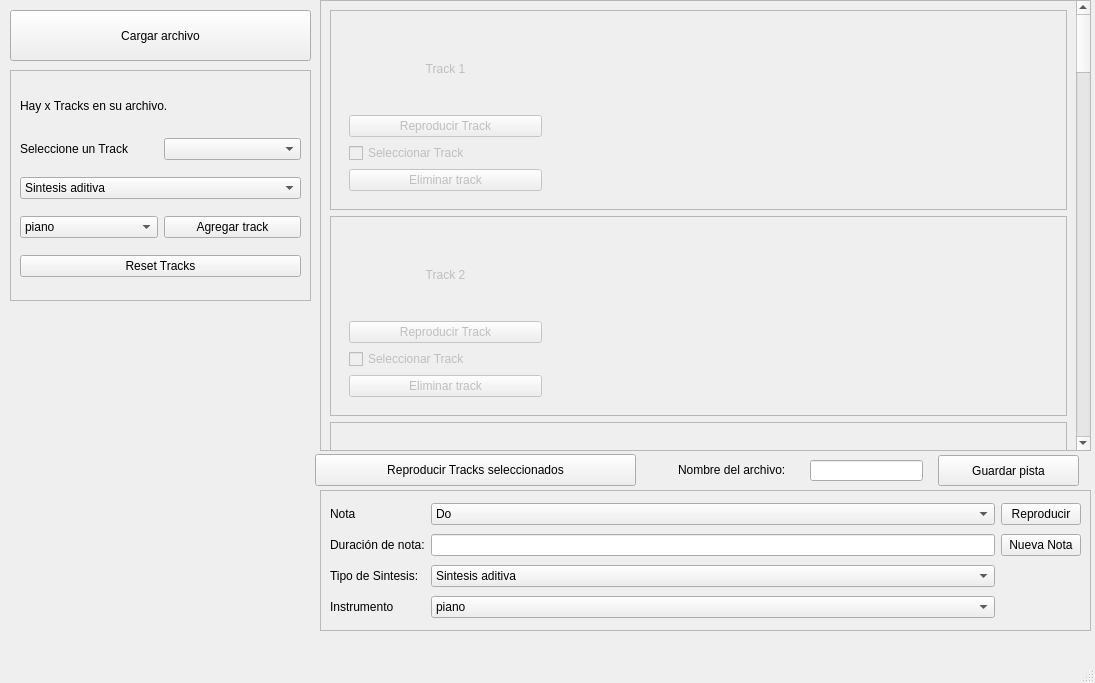
This is Sintetizador/Frontend/mainwindow.ui in ASSD-Grupo-4-2020/TP2 as Qt 5 draws it before an edit. The edited form follows.
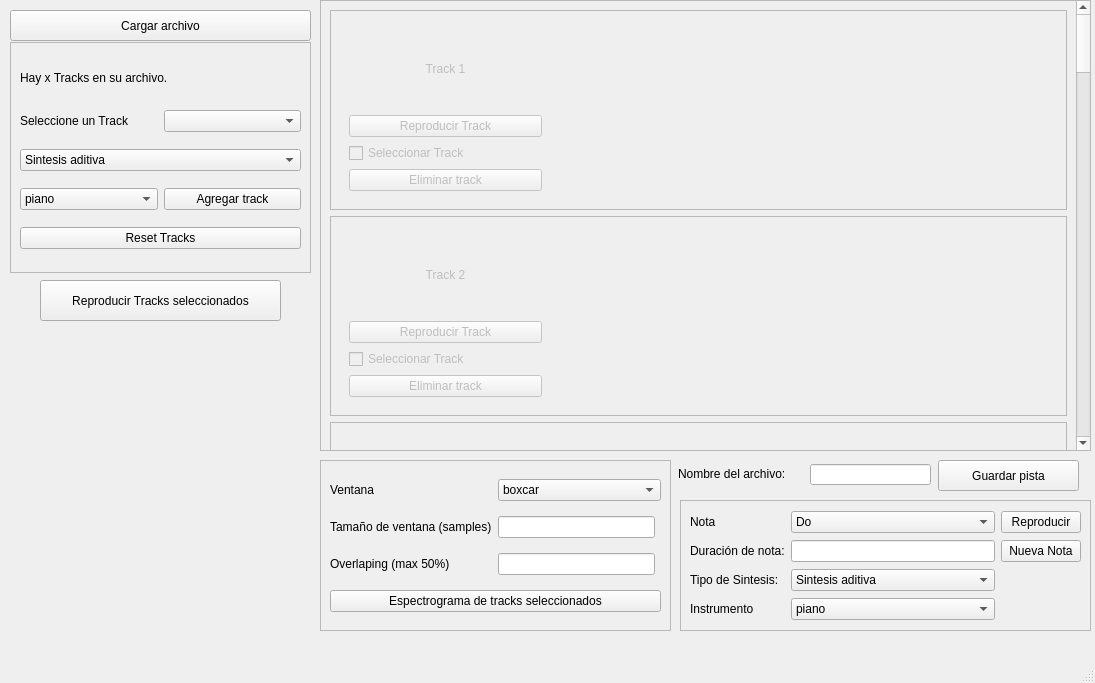
This is the edited form. Custom widgets are drawn as their Qt base class.

Commit message: espectrograma implemenetado en gui

```diff
--- a/Sintetizador/Frontend/mainwindow.ui
+++ b/Sintetizador/Frontend/mainwindow.ui
@@ -1338,7 +1338,7 @@
     <property name="geometry">
      <rect>
       <x>10</x>
-      <y>70</y>
+      <y>42</y>
       <width>301</width>
       <height>231</height>
      </rect>
@@ -1438,7 +1438,7 @@
       <x>10</x>
       <y>10</y>
       <width>301</width>
-      <height>51</height>
+      <height>31</height>
      </rect>
     </property>
     <property name="text">
@@ -1448,10 +1448,10 @@
    <widget class="QFrame" name="Reproductor">
     <property name="geometry">
      <rect>
-      <x>320</x>
-      <y>490</y>
-      <width>771</width>
-      <height>141</height>
+      <x>680</x>
+      <y>500</y>
+      <width>411</width>
+      <height>131</height>
      </rect>
     </property>
     <property name="frameShape">
@@ -1594,10 +1594,10 @@
    <widget class="QWidget" name="espectrograma" native="true">
     <property name="geometry">
      <rect>
-      <x>10</x>
-      <y>310</y>
-      <width>301</width>
-      <height>321</height>
+      <x>0</x>
+      <y>330</y>
+      <width>341</width>
+      <height>331</height>
      </rect>
     </property>
    </widget>
@@ -1605,7 +1605,7 @@
     <property name="geometry">
      <rect>
       <x>938</x>
-      <y>455</y>
+      <y>460</y>
       <width>141</width>
       <height>31</height>
      </rect>
@@ -1617,10 +1617,10 @@
    <widget class="QPushButton" name="Reproducir_todo">
     <property name="geometry">
      <rect>
-      <x>315</x>
-      <y>454</y>
-      <width>321</width>
-      <height>32</height>
+      <x>40</x>
+      <y>280</y>
+      <width>241</width>
+      <height>41</height>
      </rect>
     </property>
     <property name="text">
@@ -1631,8 +1631,8 @@
     <property name="geometry">
      <rect>
       <x>810</x>
-      <y>460</y>
-      <width>113</width>
+      <y>464</y>
+      <width>121</width>
       <height>21</height>
      </rect>
     </property>
@@ -1641,7 +1641,7 @@
     <property name="geometry">
      <rect>
       <x>678</x>
-      <y>460</y>
+      <y>464</y>
       <width>121</width>
       <height>20</height>
      </rect>
@@ -1650,6 +1650,139 @@
      <string>Nombre del archivo:</string>
     </property>
    </widget>
+   <widget class="QFrame" name="frame">
+    <property name="geometry">
+     <rect>
+      <x>320</x>
+      <y>460</y>
+      <width>351</width>
+      <height>171</height>
+     </rect>
+    </property>
+    <property name="frameShape">
+     <enum>QFrame::StyledPanel</enum>
+    </property>
+    <property name="frameShadow">
+     <enum>QFrame::Raised</enum>
+    </property>
+    <layout class="QGridLayout" name="gridLayout_19">
+     <item row="3" column="0" colspan="3">
+      <widget class="QPushButton" name="espectrograma_track">
+       <property name="text">
+        <string>Espectrograma de tracks seleccionados</string>
+       </property>
+      </widget>
+     </item>
+     <item row="0" column="1" colspan="2">
+      <widget class="QComboBox" name="ventana_espectrograma">
+       <item>
+        <property name="text">
+         <string>boxcar</string>
+        </property>
+       </item>
+       <item>
+        <property name="text">
+         <string>triang</string>
+        </property>
+       </item>
+       <item>
+        <property name="text">
+         <string>blackman</string>
+        </property>
+       </item>
+       <item>
+        <property name="text">
+         <string>hamming</string>
+        </property>
+       </item>
+       <item>
+        <property name="text">
+         <string>hann</string>
+        </property>
+       </item>
+       <item>
+        <property name="text">
+         <string>bartlett</string>
+        </property>
+       </item>
+       <item>
+        <property name="text">
+         <string>flattop</string>
+        </property>
+       </item>
+       <item>
+        <property name="text">
+         <string>parzen</string>
+        </property>
+       </item>
+       <item>
+        <property name="text">
+         <string>bohman</string>
+        </property>
+       </item>
+       <item>
+        <property name="text">
+         <string>blackmanharris</string>
+        </property>
+       </item>
+       <item>
+        <property name="text">
+         <string>nuttall</string>
+        </property>
+       </item>
+       <item>
+        <property name="text">
+         <string>barthann</string>
+        </property>
+       </item>
+      </widget>
+     </item>
+     <item row="0" column="0">
+      <widget class="QLabel" name="label_23">
+       <property name="text">
+        <string>Ventana</string>
+       </property>
+      </widget>
+     </item>
+     <item row="1" column="0">
+      <widget class="QLabel" name="label_24">
+       <property name="text">
+        <string>Tamaño de ventana (samples)</string>
+       </property>
+      </widget>
+     </item>
+     <item row="2" column="0">
+      <widget class="QLabel" name="label_25">
+       <property name="text">
+        <string>Overlaping (max 50%)</string>
+       </property>
+      </widget>
+     </item>
+     <item row="1" column="1">
+      <widget class="QLineEdit" name="window_size"/>
+     </item>
+     <item row="2" column="1">
+      <widget class="QLineEdit" name="overlaping"/>
+     </item>
+    </layout>
+    <zorder>ventana_espectrograma</zorder>
+    <zorder>espectrograma_track</zorder>
+    <zorder>label_24</zorder>
+    <zorder>label_25</zorder>
+    <zorder>window_size</zorder>
+    <zorder>overlaping</zorder>
+    <zorder>label_23</zorder>
+   </widget>
+   <zorder>Selector</zorder>
+   <zorder>cargar_archivo</zorder>
+   <zorder>Reproductor</zorder>
+   <zorder>espectrograma</zorder>
+   <zorder>guardar_archivo</zorder>
+   <zorder>Reproducir_todo</zorder>
+   <zorder>save_name</zorder>
+   <zorder>label_22</zorder>
+   <zorder>frame</zorder>
+   <zorder>scrollArea</zorder>
   </widget>
   <widget class="QMenuBar" name="menubar">
    <property name="geometry">
```
Left out of the diff: 46 changed lines with no effect on the pictures. The commit also changes 7 other files.
